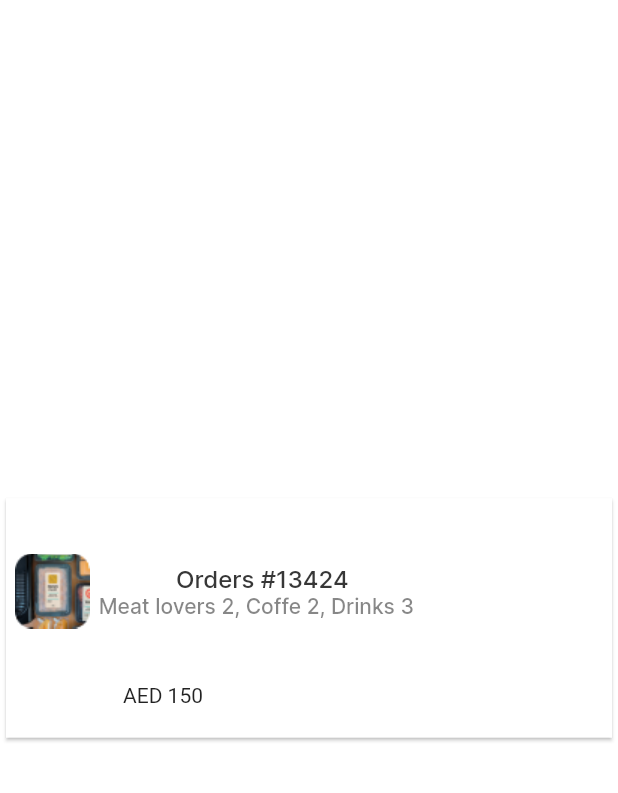
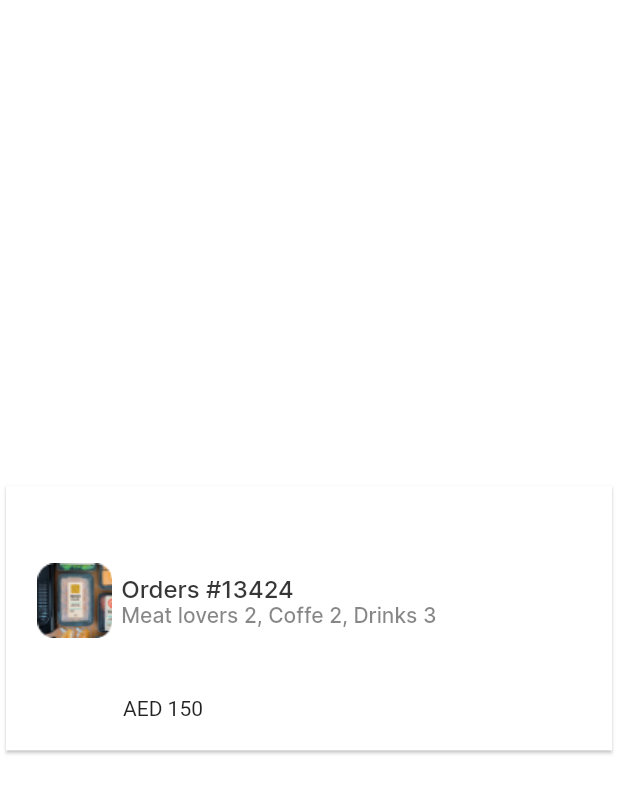
Before and after one commit to fcolakovic2/meelz, a Flutter app: the screen it shows after launch, on a phone screen of 412 x 824 dp. Shown: the top 793 px of the screen. Run offline on Flutter 3.47's test engine with Material 2 defaults, Android fonts, the phone set to English and light mode, and no system bars.

Commit message:
dodan crossaxisalignment za slucaj sa slikom, uskladjen stil donekle

```diff
--- a/lib/kartica.dart
+++ b/lib/kartica.dart
@@ -27,20 +27,24 @@ class _OrderKarticaState extends State<OrderKartica> {
             ? Column(
                 mainAxisSize: MainAxisSize.min,
                 children: <Widget>[
-                  Row(
+                  Padding(
+                    padding: const EdgeInsets.only(
+                        top: 15.0, left: 15.0, bottom: 1.0),
+                    child: Row(
                       mainAxisAlignment: MainAxisAlignment.start,
                       children: <Widget>[
                         Column(children: <Widget>[
                           Container(
                             height: SizeConfig.safeBlockVertical * 15,
                             width: SizeConfig.safeBlockHorizontal * 15,
-                          child: Image.asset('assets/images/Rectangle711.png'),
+                            child:
+                                Image.asset('assets/images/Rectangle711.png'),
                           ),
                         ]),
-                      Column(children: <Widget>[
-                        Padding(
-                          padding: const EdgeInsets.only(left: 8.0),
-                          child: Text(
+                        Column(
+                            crossAxisAlignment: CrossAxisAlignment.start,
+                            children: <Widget>[
+                              Text(
                                 widget.title,
                                 style: TextStyle(
                                   fontFamily: "Inter",
@@ -48,7 +52,6 @@ class _OrderKarticaState extends State<OrderKartica> {
                                   fontStyle: FontStyle.normal,
                                   fontWeight: FontWeight.w500,
                                   color: Color(0xff373737),
-                            ),
                                 ),
                               ),
                               Text(
@@ -64,19 +67,20 @@ class _OrderKarticaState extends State<OrderKartica> {
                             ]),
                       ],
                     ),
-                  Row(
+                  ),
+                  Padding(
+                    padding: const EdgeInsets.only(
+                        top: 1.0, left: 78.0, bottom: 20.0),
+                    child: Row(
                       mainAxisAlignment: MainAxisAlignment.start,
                       children: <Widget>[
                         Column(children: <Widget>[
-                        Padding(
-                          padding:
-                              const EdgeInsets.only(left: 78.0, bottom: 20.0),
-                          child: Text(
+                          Text(
                             widget.cijena,
-                          ),
                           ),
                         ]),
                       ],
+                    ),
                   )
                 ],
               )
```
Lines whose indentation alone changed are shown as unchanged.
